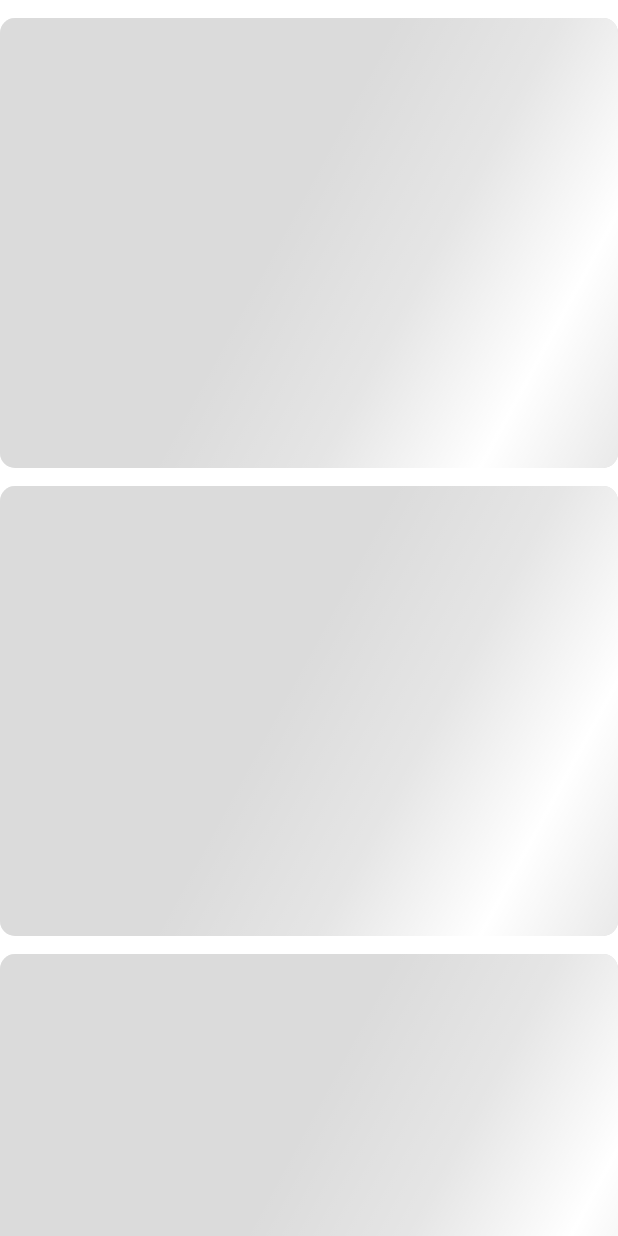
After one commit to IgnatiVoronov/MVVMRecipeApp, an Android app built with Jetpack Compose: the composable ShimmerRecipeCardItem shown on its own in the app's theme, on a phone screen of 412 x 824 dp. The commit adds this screen. Run offline under Robolectric (Android 15) with nearby library versions, the phone set to English and light mode, and no system bars; our stand-ins replace Shimmer; network calls fail.

Commit message:
feat: - ShimmerLoadingAnimation.kt

```diff
--- a/app/build.gradle.kts
+++ b/app/build.gradle.kts
@@ -1,6 +1,8 @@
 plugins {
     id("com.android.application")
     id("org.jetbrains.kotlin.android")
+
+    //Parcelable implementation generator
     id("kotlin-parcelize")
 
     kotlin("kapt")
--- /dev/null
+++ b/app/src/main/java/com/example/mvvmrecipeapp/presentation/components/ShimmerRecipeCardItem.kt
@@ -0,0 +1,46 @@
+package com.example.mvvmrecipeapp.presentation.components
+
+import androidx.compose.foundation.background
+import androidx.compose.foundation.layout.Box
+import androidx.compose.foundation.layout.Column
+import androidx.compose.foundation.layout.fillMaxWidth
+import androidx.compose.foundation.layout.height
+import androidx.compose.foundation.layout.padding
+import androidx.compose.foundation.rememberScrollState
+import androidx.compose.foundation.shape.RoundedCornerShape
+import androidx.compose.foundation.verticalScroll
+import androidx.compose.runtime.Composable
+import androidx.compose.ui.Modifier
+import androidx.compose.ui.draw.clip
+import androidx.compose.ui.graphics.Color
+import androidx.compose.ui.unit.dp
+import com.example.mvvmrecipeapp.presentation.components.util.shimmerLoadingAnimation
+
+@Composable
+fun ShimmerRecipeCardItem() {
+    Column(
+        modifier = Modifier
+            .verticalScroll(rememberScrollState())
+            .padding(
+                bottom = 6.dp,
+                top = 6.dp
+            )
+            //.weight(weight = 1f, fill = false)
+    ) {
+        repeat(5){
+            Box(
+                modifier = Modifier
+                    .padding(
+                        bottom = 6.dp,
+                        top = 6.dp
+                    )
+                    .clip(shape = RoundedCornerShape(10.dp))
+                    .background(color = Color.LightGray)
+                    .height(300.dp)
+                    .fillMaxWidth()
+                    .shimmerLoadingAnimation(), // <--- Here.
+            )
+        }
+    }
+
+}
--- /dev/null
+++ b/app/src/main/java/com/example/mvvmrecipeapp/presentation/components/util/ShimmerLoadigAnimation.kt
@@ -0,0 +1,54 @@
+package com.example.mvvmrecipeapp.presentation.components.util
+
+import androidx.compose.animation.core.LinearEasing
+import androidx.compose.animation.core.RepeatMode
+import androidx.compose.animation.core.animateFloat
+import androidx.compose.animation.core.infiniteRepeatable
+import androidx.compose.animation.core.rememberInfiniteTransition
+import androidx.compose.animation.core.tween
+import androidx.compose.foundation.background
+import androidx.compose.ui.Modifier
+import androidx.compose.ui.composed
+import androidx.compose.ui.geometry.Offset
+import androidx.compose.ui.graphics.Brush
+import androidx.compose.ui.graphics.Color
+
+fun Modifier.shimmerLoadingAnimation(
+    widthOfShadowBrush: Int = 500,
+    angleOfAxisY: Float = 270f,
+    durationMillis: Int = 1000,
+): Modifier {
+    return composed {
+
+        val shimmerColors = listOf(
+            Color.White.copy(alpha = 0.3f),
+            Color.White.copy(alpha = 0.5f),
+            Color.White.copy(alpha = 1.0f),
+            Color.White.copy(alpha = 0.5f),
+            Color.White.copy(alpha = 0.3f),
+        )
+
+        val transition = rememberInfiniteTransition(label = "")
+
+        val translateAnimation = transition.animateFloat(
+            initialValue = 0f,
+            targetValue = (durationMillis + widthOfShadowBrush).toFloat(),
+            animationSpec = infiniteRepeatable(
+                animation = tween(
+                    durationMillis = durationMillis,
+                    easing = LinearEasing,
+                ),
+                repeatMode = RepeatMode.Restart,
+            ),
+            label = "Shimmer loading animation",
+        )
+
+        this.background(
+            brush = Brush.linearGradient(
+                colors = shimmerColors,
+                start = Offset(x = translateAnimation.value - widthOfShadowBrush, y = 0.0f),
+                end = Offset(x = translateAnimation.value, y = angleOfAxisY),
+            ),
+        )
+    }
+}
```
Also changed, not shown: app/src/main/java/com/example/mvvmrecipeapp/presentation/ui/recipe_list/RecipeListFragment.kt (+43 -7 lines).
